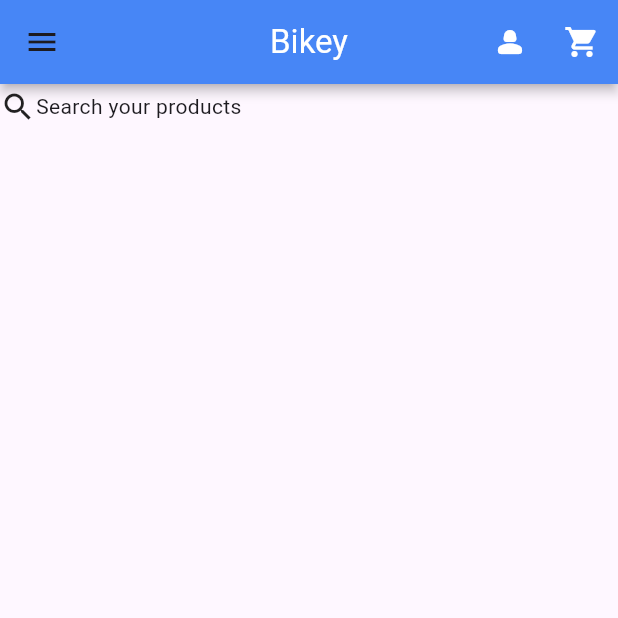
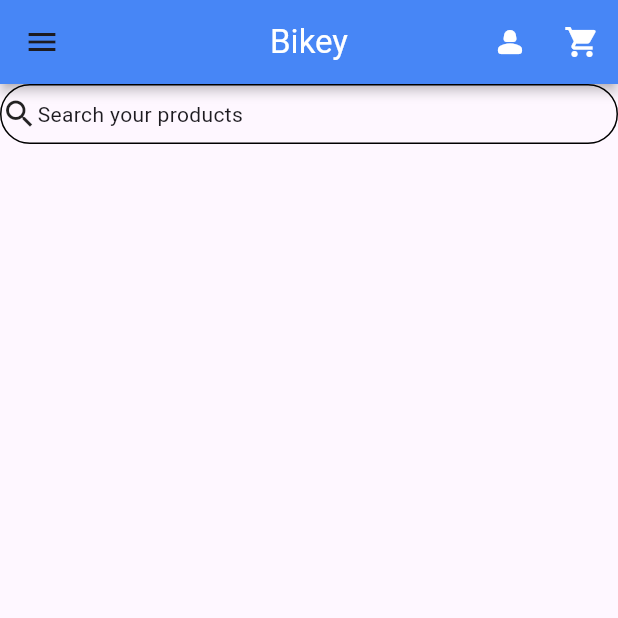
Before and after one commit to Tosin8/tutorialspoint_demo, a Flutter app: the screen it shows after launch, on a phone screen of 412 x 824 dp, the top half of it. Run offline on Flutter 3.47's test engine with Material 2 defaults, Android fonts, the phone set to English and light mode, and no system bars.

Commit message:
Creating search button

```diff
--- a/lib/screen/home_page.dart
+++ b/lib/screen/home_page.dart
@@ -37,11 +37,11 @@ class HomePage extends StatelessWidget {
         body: ListView(
           children: [
             Container(
-              height: 30,
+              height: 40,
               width: 100,
               decoration: BoxDecoration(
-                borderRadius: BorderRadius.circular(30),
-              ),
+                  borderRadius: BorderRadius.circular(30),
+                  border: Border.all(width: 1, color: Colors.black)),
               child: Row(
                 children: [
                   const Icon(Icons.search),
```
